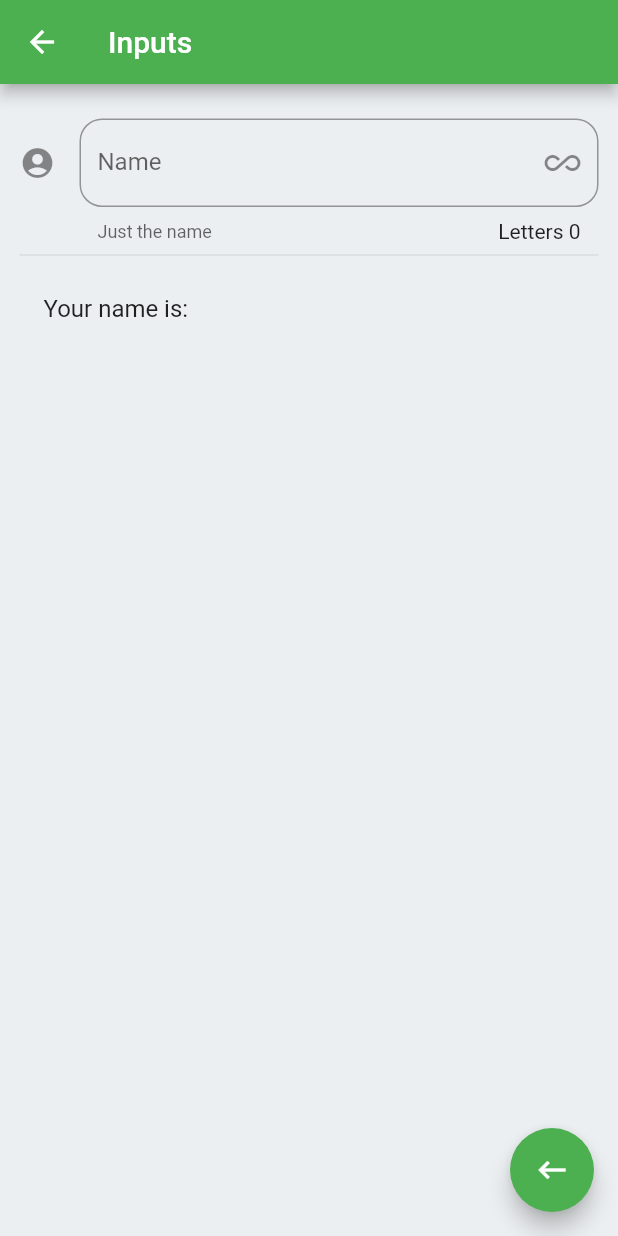
After one commit to jas095/components_app, a Flutter app: the InputPage screen opened by its route, on a phone screen of 412 x 824 dp. The commit adds this screen. Run offline on Flutter 3.47's test engine with Material 2 defaults, Android fonts, the phone set to English and light mode, and no system bars.

Commit message:
Practical use of Inputs and StatefulWidget

```diff
--- a/data/menu_opts.json
+++ b/data/menu_opts.json
@@ -20,6 +20,11 @@
             "ruta" : "animatedContainer",
             "icon" : "donut_large",
             "texto": "Animated Container"
+        },
+        {
+            "ruta" : "inputs",
+            "icon" : "input",
+            "texto": "Inputs"
         }
     ]
 }
--- /dev/null
+++ b/lib/src/pages/input_page.dart
@@ -0,0 +1,60 @@
+import 'package:flutter/material.dart';
+
+class InputPage extends StatefulWidget {
+  InputPage({Key key}) : super(key: key);
+
+  @override
+  _InputPageState createState() => _InputPageState();
+}
+
+class _InputPageState extends State<InputPage> {
+  String _name = '';
+
+  @override
+  Widget build(BuildContext context) {
+    return Scaffold(
+      backgroundColor: Colors.blueGrey[50],
+      appBar: AppBar(
+        title: Text('Inputs'),
+        backgroundColor: Colors.green,
+      ),
+      body: ListView(
+        padding: EdgeInsets.symmetric(horizontal: 13.0, vertical: 23.0),
+        children: <Widget>[_createInputs(), Divider(), _createPerson()],
+      ),
+      floatingActionButton: FloatingActionButton(
+        child: Icon(Icons.keyboard_backspace),
+        onPressed: () {
+          Navigator.pop(context);
+        },
+        backgroundColor: Colors.green,
+      ),
+    );
+  }
+
+  Widget _createInputs() {
+    return TextField(
+      // autofocus: true,
+      textCapitalization: TextCapitalization.sentences,
+      decoration: InputDecoration(
+          border: OutlineInputBorder(borderRadius: BorderRadius.circular(15.0)),
+          counter: Text('Letters ${_name.length}'),
+          hintText: 'Complete name',
+          labelText: 'Name',
+          helperText: 'Just the name',
+          icon: Icon(Icons.account_circle),
+          suffixIcon: Icon(Icons.all_inclusive)),
+      onChanged: (value) {
+        setState(() {
+          _name = value;
+        });
+      },
+    );
+  }
+
+  Widget _createPerson() {
+    return ListTile(
+      title: Text('Your name is: $_name'),
+    );
+  }
+}
--- a/lib/src/routes/routes.dart
+++ b/lib/src/routes/routes.dart
@@ -3,6 +3,7 @@ import 'package:flutter/material.dart';
 import 'package:components_app/src/pages/home_page.dart';
 import 'package:components_app/src/pages/alert_page.dart';
 import 'package:components_app/src/pages/cards_page.dart';
+import 'package:components_app/src/pages/input_page.dart';
 import 'package:components_app/src/pages/avatar_page.dart';
 import 'package:components_app/src/pages/animated_container_page.dart';
 
@@ -12,6 +13,7 @@ Map<String, WidgetBuilder> getAplicationRoutes() {
     'alert': (BuildContext context) => AlertPage(),
     'avatar': (BuildContext context) => AvatarPage(),
     'card': (BuildContext context) => CardPage(),
-    'animatedContainer': (BuildContext context) => AnimatedContainerPage()
+    'animatedContainer': (BuildContext context) => AnimatedContainerPage(),
+    'inputs': (BuildContext context) => InputPage()
   };
 }
--- a/lib/src/utils/icon_string_util.dart
+++ b/lib/src/utils/icon_string_util.dart
@@ -5,6 +5,7 @@ final _icons = <String, IconData>{
   'accessibility': Icons.accessibility,
   'folder_open': Icons.folder_open,
   'donut_large': Icons.donut_large,
+  'input': Icons.input
 };
 
 Icon getIcon(String nameIcon) {
```
